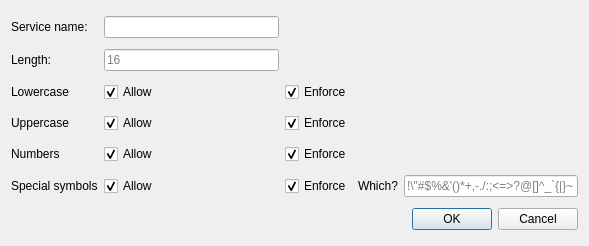
Qt form src/ui/generate.ui (BorekZnovustvoritel/PasswordManagerPoC) before a commit.
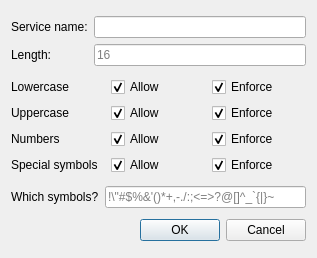
The same form after that commit.

Commit message: Some UI changes. Also special symbols input is now filtered.

The edit to the form file:
```diff
--- a/src/ui/generate.ui
+++ b/src/ui/generate.ui
@@ -9,21 +9,27 @@
             <rect>
                 <x>0</x>
                 <y>0</y>
-                <width>589</width>
-                <height>246</height>
+    <width>317</width>
+    <height>258</height>
             </rect>
         </property>
         <property name="windowTitle">
             <string>Dialog</string>
         </property>
+  <layout class="QVBoxLayout" name="verticalLayout">
+   <item>
         <layout class="QGridLayout" name="gridLayout">
-            <item row="2" column="2">
-                <widget class="QCheckBox" name="checkBoxEnforceLowercase">
+     <item row="0" column="0">
+      <widget class="QLabel" name="label_7">
                     <property name="text">
-                        <string>Enforce</string>
-                    </property>
-                    <property name="checked">
-                        <bool>true</bool>
+        <string>Service name:</string>
+       </property>
+      </widget>
+     </item>
+     <item row="1" column="0">
+      <widget class="QLabel" name="label_6">
+       <property name="text">
+        <string>Length:</string>
                     </property>
                 </widget>
             </item>
@@ -34,80 +40,33 @@
                     </property>
                 </widget>
             </item>
-            <item row="4" column="1">
-                <widget class="QCheckBox" name="checkBoxAllowNumbers">
-                    <property name="text">
-                        <string>Allow</string>
-                    </property>
-                    <property name="checked">
-                        <bool>true</bool>
-                    </property>
-                </widget>
-            </item>
-            <item row="5" column="0">
-                <widget class="QLabel" name="label_4">
-                    <property name="text">
-                        <string>Special symbols</string>
-                    </property>
-                </widget>
-            </item>
-            <item row="3" column="0">
-                <widget class="QLabel" name="label_2">
-                    <property name="text">
-                        <string>Uppercase</string>
-                    </property>
-                </widget>
-            </item>
-            <item row="5" column="2">
-                <widget class="QCheckBox" name="checkBoxEnforceSpecialSymbols">
-                    <property name="text">
-                        <string>Enforce</string>
-                    </property>
-                    <property name="checked">
-                        <bool>true</bool>
-                    </property>
-                </widget>
-            </item>
-            <item row="2" column="1">
-                <widget class="QCheckBox" name="checkBoxAllowLowercase">
-                    <property name="text">
-                        <string>Allow</string>
-                    </property>
-                    <property name="checked">
-                        <bool>true</bool>
-                    </property>
-                </widget>
-            </item>
-            <item row="3" column="2">
-                <widget class="QCheckBox" name="checkBoxEnforceUppercase">
-                    <property name="text">
-                        <string>Enforce</string>
-                    </property>
-                    <property name="checked">
-                        <bool>true</bool>
-                    </property>
-                </widget>
-            </item>
-            <item row="3" column="1">
-                <widget class="QCheckBox" name="checkBoxAllowUppercase">
-                    <property name="text">
-                        <string>Allow</string>
-                    </property>
-                    <property name="checked">
-                        <bool>true</bool>
-                    </property>
-                </widget>
-            </item>
-            <item row="5" column="4">
-                <widget class="QLineEdit" name="lineEditSpecialSymbols">
-                    <property name="placeholderText">
-                        <string>!\&quot;#$%&amp;'()*+,-./:;&lt;=&gt;?@[]^_`{|}~</string>
-                    </property>
-                </widget>
-            </item>
             <item row="0" column="1">
                 <widget class="QLineEdit" name="lineEditName"/>
             </item>
+    </layout>
+   </item>
+   <item>
+    <layout class="QGridLayout" name="gridLayout_2">
+     <item row="2" column="2">
+      <widget class="QCheckBox" name="checkBoxEnforceLowercase">
+       <property name="text">
+        <string>Enforce</string>
+       </property>
+       <property name="checked">
+        <bool>true</bool>
+       </property>
+      </widget>
+     </item>
+     <item row="2" column="1">
+      <widget class="QCheckBox" name="checkBoxAllowLowercase">
+       <property name="text">
+        <string>Allow</string>
+       </property>
+       <property name="checked">
+        <bool>true</bool>
+       </property>
+      </widget>
+     </item>
             <item row="4" column="2">
                 <widget class="QCheckBox" name="checkBoxEnforceNumbers">
                     <property name="enabled">
@@ -121,17 +80,13 @@
                     </property>
                 </widget>
             </item>
-            <item row="0" column="0">
-                <widget class="QLabel" name="label_7">
+     <item row="3" column="2">
+      <widget class="QCheckBox" name="checkBoxEnforceUppercase">
                     <property name="text">
-                        <string>Service name:</string>
-                    </property>
-                </widget>
-            </item>
-            <item row="5" column="3">
-                <widget class="QLabel" name="label_5">
-                    <property name="text">
-                        <string>Which?</string>
+        <string>Enforce</string>
+       </property>
+       <property name="checked">
+        <bool>true</bool>
                     </property>
                 </widget>
             </item>
@@ -142,23 +97,6 @@
                     </property>
                 </widget>
             </item>
-            <item row="5" column="1">
-                <widget class="QCheckBox" name="checkBoxAllowSpecialSymbols">
-                    <property name="text">
-                        <string>Allow</string>
-                    </property>
-                    <property name="checked">
-                        <bool>true</bool>
-                    </property>
-                </widget>
-            </item>
-            <item row="1" column="0">
-                <widget class="QLabel" name="label_6">
-                    <property name="text">
-                        <string>Length:</string>
-                    </property>
-                </widget>
-            </item>
             <item row="2" column="0">
                 <widget class="QLabel" name="label">
                     <property name="text">
@@ -166,7 +104,81 @@
                     </property>
                 </widget>
             </item>
-            <item row="6" column="4">
+     <item row="3" column="1">
+      <widget class="QCheckBox" name="checkBoxAllowUppercase">
+       <property name="text">
+        <string>Allow</string>
+       </property>
+       <property name="checked">
+        <bool>true</bool>
+       </property>
+      </widget>
+     </item>
+     <item row="5" column="2">
+      <widget class="QCheckBox" name="checkBoxEnforceSpecialSymbols">
+       <property name="text">
+        <string>Enforce</string>
+       </property>
+       <property name="checked">
+        <bool>true</bool>
+       </property>
+      </widget>
+     </item>
+     <item row="5" column="1">
+      <widget class="QCheckBox" name="checkBoxAllowSpecialSymbols">
+       <property name="text">
+        <string>Allow</string>
+       </property>
+       <property name="checked">
+        <bool>true</bool>
+       </property>
+      </widget>
+     </item>
+     <item row="4" column="1">
+      <widget class="QCheckBox" name="checkBoxAllowNumbers">
+       <property name="text">
+        <string>Allow</string>
+       </property>
+       <property name="checked">
+        <bool>true</bool>
+       </property>
+      </widget>
+     </item>
+     <item row="5" column="0">
+      <widget class="QLabel" name="label_4">
+       <property name="text">
+        <string>Special symbols</string>
+       </property>
+      </widget>
+     </item>
+     <item row="3" column="0">
+      <widget class="QLabel" name="label_2">
+       <property name="text">
+        <string>Uppercase</string>
+       </property>
+      </widget>
+     </item>
+    </layout>
+   </item>
+   <item>
+    <layout class="QHBoxLayout" name="horizontalLayout">
+     <item>
+      <widget class="QLabel" name="label_5">
+       <property name="text">
+        <string>Which symbols?</string>
+       </property>
+      </widget>
+     </item>
+     <item>
+      <widget class="QLineEdit" name="lineEditSpecialSymbols">
+       <property name="placeholderText">
+        <string>!\&quot;#$%&amp;'()*+,-./:;&lt;=&gt;?@[]^_`{|}~</string>
+       </property>
+      </widget>
+     </item>
+    </layout>
+   </item>
+   <item>
                 <widget class="QDialogButtonBox" name="buttonBox">
                     <property name="orientation">
                         <enum>Qt::Horizontal</enum>
```
Lines whose indentation alone changed are shown as unchanged. The commit also changes 4 other files.
